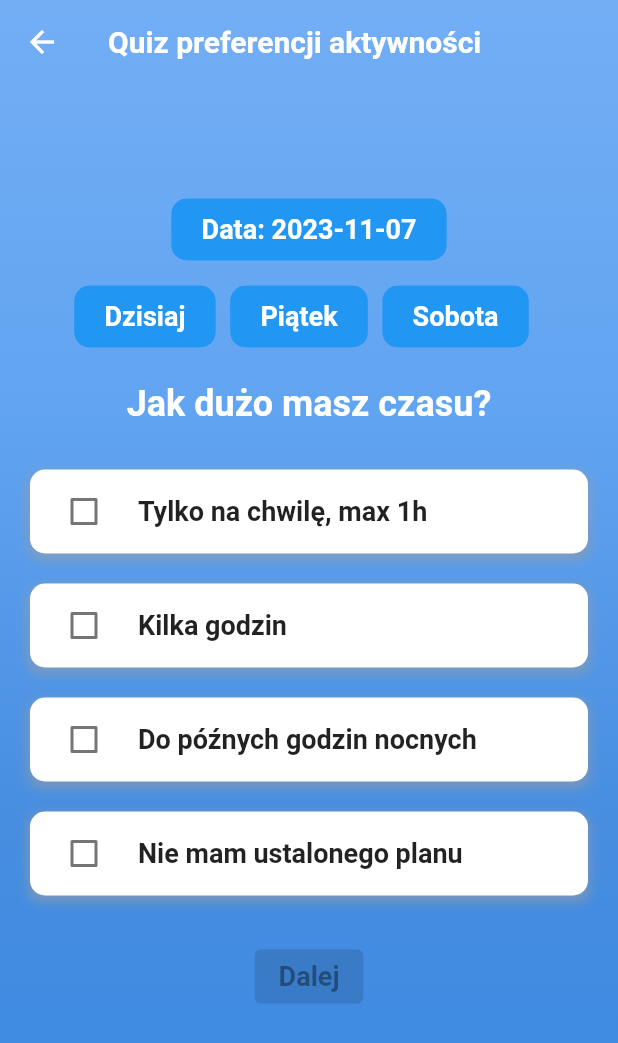
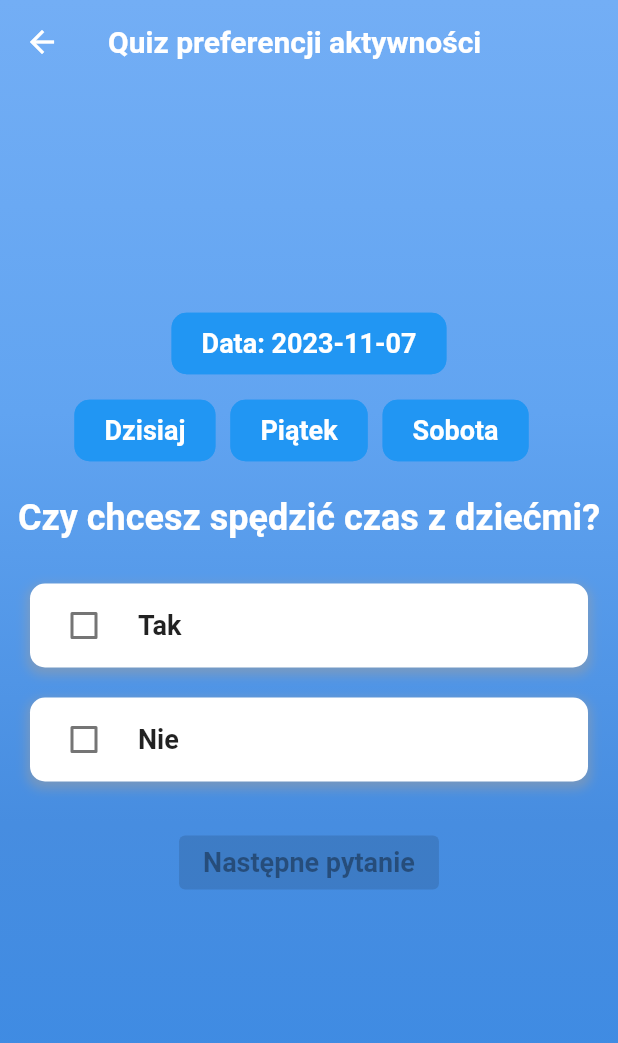
Before and after one commit to glitteru/evently, a Flutter app: the QuizScreen screen opened directly, on a phone screen of 412 x 824 dp. Shown: the top 1043 px of the screen. Run offline on Flutter 3.47's test engine with Material 2 defaults, Android fonts, the phone set to English and light mode, and no system bars; our stand-ins replace cached_network_image, flutter_linkify, flutter_spinkit, recase; Roboto replaces fonts that are missing (Montserrat).

Commit message:
Update quiz questions and answers

```diff
--- a/lib/screens/quiz_screen.dart
+++ b/lib/screens/quiz_screen.dart
@@ -12,14 +12,26 @@ class QuizScreen extends StatefulWidget {
 class _QuizScreenState extends State<QuizScreen> {
   final questions = [
     {
-      'question': 'Jak dużo masz czasu?',
+      'question': 'Czy chcesz spędzić czas z dziećmi?',
       'answers': [
-        'Tylko na chwilę, max 1h',
-        'Kilka godzin',
-        'Do późnych godzin nocnych',
-        'Nie mam ustalonego planu'
+        'Tak',
+        'Nie',
       ]
-    }
+    },
+    {
+      'question': 'Czy chcesz brać udział w wykładach?',
+      'answers': [
+        'Tak',
+        'Nie',
+      ]
+    },
+    {
+      'question': 'Czy chcesz słuchać muzyki?',
+      'answers': [
+        'Tak',
+        'Nie',
+      ]
+    },
   ];
 
   int questionIndex = 0;
@@ -165,9 +177,7 @@ class _QuizScreenState extends State<QuizScreen> {
                         fontSize: 18,
                         fontWeight: FontWeight.bold))),
           ElevatedButton(
-              onPressed: _isAnswerSelected
-                  ? _nextQuestionOrScreen
-                  : null, // disable button if no checkbox is selected
+              onPressed: _isAnswerSelected ? _nextQuestionOrScreen : null,
               child: Text(
                   questionIndex < questions.length - 1
                       ? "Następne pytanie"
@@ -180,12 +190,17 @@ class _QuizScreenState extends State<QuizScreen> {
       );
 
   _nextQuestionOrScreen() {
-    uncheckAll();
-    if (questionIndex < questions.length - 1) {
-      setState(() => questionIndex++);
-    } else {
+    if (questionIndex == 0 && isSelected[0]) {
       Navigator.of(context).push(MaterialPageRoute(
           builder: (context) => MainScreen(selectedDate: selectedDate)));
+    } else {
+      uncheckAll();
+      if (questionIndex < questions.length - 1) {
+        setState(() => questionIndex++);
+      } else {
+        Navigator.of(context).push(MaterialPageRoute(
+            builder: (context) => MainScreen(selectedDate: selectedDate)));
+      }
     }
   }
 
```
